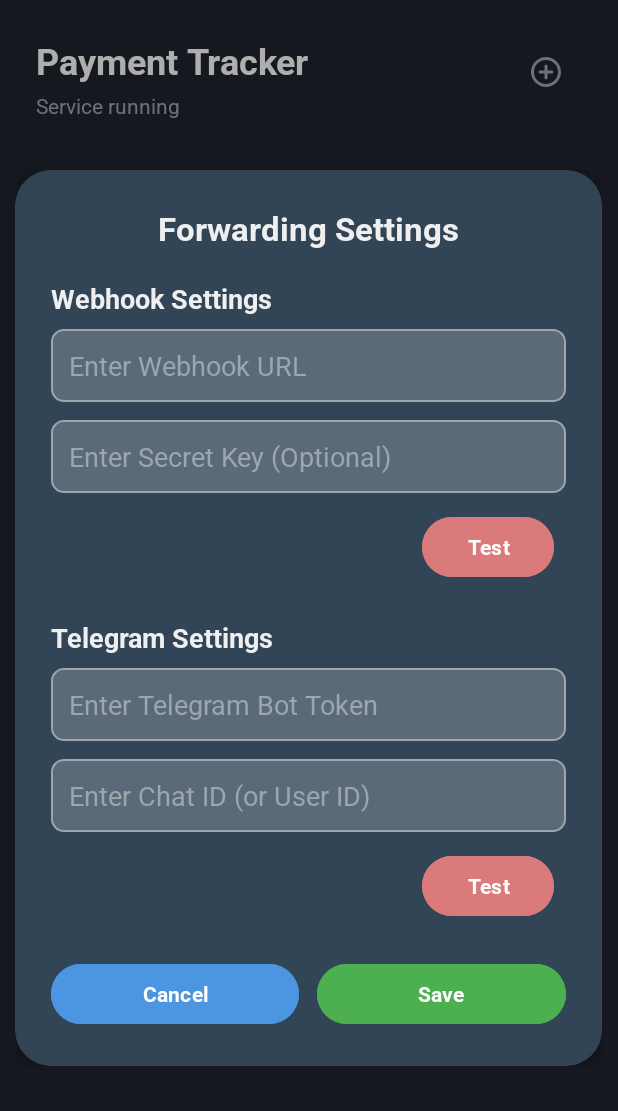
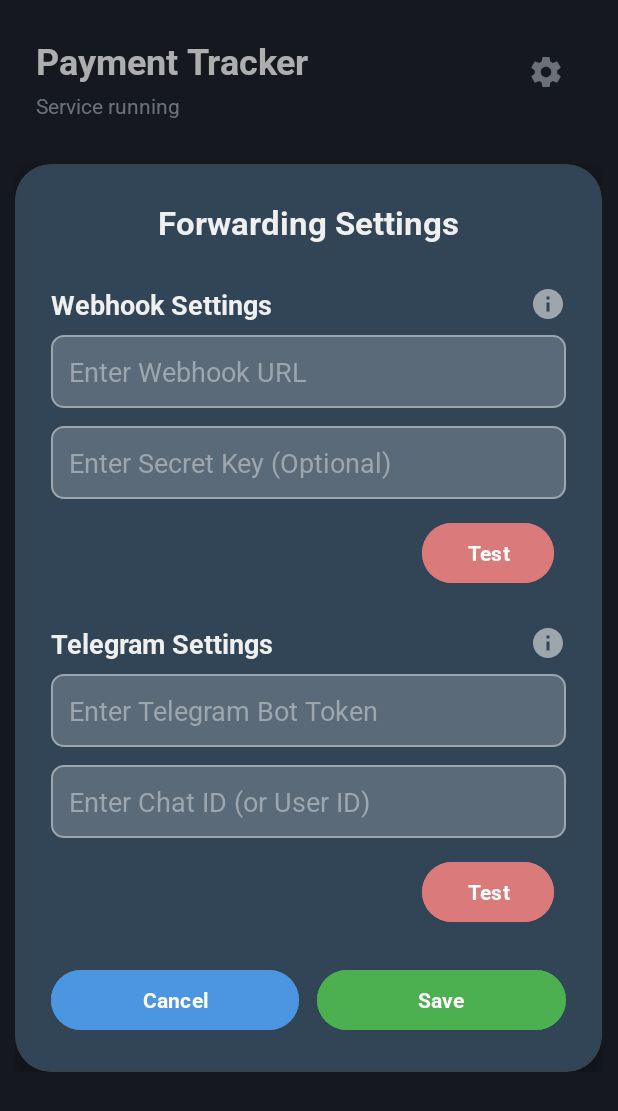
Before and after one commit to Bharathboy/Payment_Tracker, an Android app: the screen it shows after launch (MainActivity), after a tap on "Settings", on a phone screen of 412 x 824 dp. Shown: the top 1111 px of the screen. Run offline under Robolectric (Android 15) with nearby library versions, the phone set to English and light mode, and no system bars.

Commit message:
fully working

```diff
--- a/app/src/main/java/com/example/paymenttracker/MainActivity.java
+++ b/app/src/main/java/com/example/paymenttracker/MainActivity.java
@@ -128,6 +128,24 @@ public class MainActivity extends AppCompatActivity {
         Button dialogTestWebhookButton = dialogView.findViewById(R.id.dialogTestWebhookButton);
         Button dialogTestTelegramButton = dialogView.findViewById(R.id.dialogTestTelegramButton);
         Button dialogCancelButton = dialogView.findViewById(R.id.dialogCancelButton);
+        ImageButton webhookInfoButton = dialogView.findViewById(R.id.webhookInfoButton);
+        ImageButton telegramInfoButton = dialogView.findViewById(R.id.telegramInfoButton);
+
+        webhookInfoButton.setOnClickListener(v -> {
+            new AlertDialog.Builder(MainActivity.this, R.style.AlertDialog_App)
+                    .setTitle("Webhook Settings Info")
+                    .setMessage("A webhook is a way to send real-time data from your app to an external URL. Enter a URL and an optional secret key for security.")
+                    .setPositiveButton("OK", (dialog, which) -> dialog.dismiss())
+                    .show();
+        });
+
+        telegramInfoButton.setOnClickListener(v -> {
+            new AlertDialog.Builder(MainActivity.this, R.style.AlertDialog_App)
+                    .setTitle("Telegram Settings Info")
+                    .setMessage("A Telegram bot token and chat ID are required to forward messages to a Telegram chat or channel. You can get these by creating a bot on Telegram.")
+                    .setPositiveButton("OK", (dialog, which) -> dialog.dismiss())
+                    .show();
+        });
 
         loadSettingsForDialog(dialogWebhookUrlEditText, WEBHOOK_URL);
         loadSettingsForDialog(dialogSecretKeyEditText, SECRET_KEY);
--- a/app/src/main/res/drawable/glass_panel_background.xml
+++ b/app/src/main/res/drawable/glass_panel_background.xml
@@ -1,10 +1,7 @@
 <?xml version="1.0" encoding="utf-8"?>
 <shape xmlns:android="http://schemas.android.com/apk/res/android"
     android:shape="rectangle">
-    <solid android:color="#33FFFFFF" />
-    <stroke
-        android:width="1.5dp"
-        android:color="#80FFFFFF" />
+    <solid android:color="@color/border_primary_light" />
     <corners android:radius="32dp" />
-    <padding android:left="6dp" android:top="6dp" android:right="6dp" android:bottom="6dp" />
+    <stroke android:color="@color/text_secondary" android:width="1dp" />
 </shape>
--- /dev/null
+++ b/app/src/main/res/drawable/ic_info.xml
@@ -0,0 +1,11 @@
+<vector xmlns:android="http://schemas.android.com/apk/res/android"
+    android:width="24dp"
+    android:height="24dp"
+    android:viewportWidth="24.0"
+    android:viewportHeight="24.0"
+    android:tint="#000000">
+
+    <path
+        android:fillColor="@android:color/white"
+        android:pathData="M12,2C6.48,2 2,6.48 2,12s4.48,10 10,10 10,-4.48 10,-10S17.52,2 12,2zM13,17h-2v-6h2v6zM13,9h-2V7h2v2z"/>
+</vector>
--- a/app/src/main/res/drawable/ic_settings.xml
+++ b/app/src/main/res/drawable/ic_settings.xml
@@ -1,5 +1,11 @@
-<vector xmlns:android="http://schemas.android.com/apk/res/android" android:height="24dp" android:tint="#000000" android:viewportHeight="960" android:viewportWidth="960" android:width="24dp">
+<vector xmlns:android="http://schemas.android.com/apk/res/android"
+    android:width="24dp"
+    android:height="24dp"
+    android:viewportWidth="24"
+    android:viewportHeight="24">
 
-    <path android:fillColor="@android:color/white" android:pathData="M440,520L440,640Q440,657 451.5,668.5Q463,680 480,680Q497,680 508.5,668.5Q520,657 520,640L520,520L640,520Q657,520 668.5,508.5Q680,497 680,480Q680,463 668.5,451.5Q657,440 640,440L520,440L520,320Q520,303 508.5,291.5Q497,280 480,280Q463,280 451.5,291.5Q440,303 440,320L440,440L320,440Q303,440 291.5,451.5Q280,463 280,480Q280,497 291.5,508.5Q303,520 320,520L440,520ZM480,880Q397,880 324,848.5Q251,817 197,763Q143,709 111.5,636Q80,563 80,480Q80,397 111.5,324Q143,251 197,197Q251,143 324,111.5Q397,80 480,80Q563,80 636,111.5Q709,143 763,197Q817,251 848.5,324Q880,397 880,480Q880,563 848.5,636Q817,709 763,763Q709,817 636,848.5Q563,880 480,880ZM480,800Q614,800 707,707Q800,614 800,480Q800,346 707,253Q614,160 480,160Q346,160 253,253Q160,346 160,480Q160,614 253,707Q346,800 480,800ZM480,480Q480,480 480,480Q480,480 480,480Q480,480 480,480Q480,480 480,480Q480,480 480,480Q480,480 480,480Q480,480 480,480Q480,480 480,480Z"/>
-
+    <!-- Outer gear -->
+    <path
+        android:fillColor="#FF000000"
+        android:pathData="M19.43,12.98c0.04,-0.32 0.07,-0.64 0.07,-0.98s-0.03,-0.66 -0.07,-0.98l2.11,-1.65c0.19,-0.15 0.24,-0.42 0.12,-0.64l-2,-3.46c-0.12,-0.22 -0.39,-0.3 -0.61,-0.22l-2.49,1c-0.52,-0.4 -1.08,-0.73 -1.7,-0.98l-0.38,-2.65C14.44,2.18 14.24,2 14,2h-4c-0.24,0 -0.44,0.18 -0.48,0.42l-0.38,2.65c-0.62,0.25 -1.18,0.59 -1.7,0.98l-2.49,-1c-0.23,-0.09 -0.49,0 -0.61,0.22l-2,3.46c-0.13,0.22 -0.07,0.49 0.12,0.64l2.11,1.65c-0.05,0.32 -0.08,0.65 -0.08,0.99s0.03,0.67 0.08,0.99l-2.11,1.65c-0.19,0.15 -0.24,0.42 -0.12,0.64l2,3.46c0.12,0.22 0.39,0.3 0.61,0.22l2.49,-1c0.52,0.4 1.08,0.73 1.7,0.98l0.38,2.65c0.04,0.24 0.24,0.42 0.48,0.42h4c0.24,0 0.44,-0.18 0.48,-0.42l0.38,-2.65c0.62,-0.25 1.18,-0.59 1.7,-0.98l2.49,1c0.23,0.09 0.49,0 0.61,-0.22l2,-3.46c0.12,-0.22 0.07,-0.49 -0.12,-0.64l-2.11,-1.65zM12,15.5c-1.93,0 -3.5,-1.57 -3.5,-3.5s1.57,-3.5 3.5,-3.5 3.5,1.57 3.5,3.5 -1.57,3.5 -3.5,3.5z"/>
 </vector>
--- a/app/src/main/res/layout/dialog_unified_settings.xml
+++ b/app/src/main/res/layout/dialog_unified_settings.xml
@@ -16,6 +16,7 @@
         android:orientation="vertical"
         android:padding="24dp">
 
+        <!-- Dialog Title -->
         <TextView
             android:layout_width="match_parent"
             android:layout_height="wrap_content"
@@ -26,14 +27,34 @@
             android:textSize="22sp"
             android:textStyle="bold" />
 
-        <TextView
+        <!-- Webhook Title + Info -->
+        <LinearLayout
             android:layout_width="match_parent"
             android:layout_height="wrap_content"
+            android:orientation="horizontal"
+            android:gravity="center_vertical"
+            android:layout_marginTop="8dp">
+
+            <TextView
+                android:layout_width="0dp"
+                android:layout_height="wrap_content"
+                android:layout_weight="1"
                 android:text="@string/dialog_webhook_title"
                 android:textColor="@color/text_primary"
                 android:textSize="18sp"
                 android:textStyle="bold" />
 
+            <ImageButton
+                android:id="@+id/webhookInfoButton"
+                android:layout_width="wrap_content"
+                android:layout_height="wrap_content"
+                android:background="?attr/selectableItemBackgroundBorderless"
+                android:contentDescription="Webhook Info"
+                android:src="@drawable/ic_info"
+                app:tint="@color/text_secondary" />
+        </LinearLayout>
+
+        <!-- Webhook URL -->
         <EditText
             android:id="@+id/dialogWebhookUrlEditText"
             android:layout_width="match_parent"
@@ -47,6 +68,7 @@
             android:textColor="@color/text_primary"
             android:textColorHint="@color/text_secondary" />
 
+        <!-- Secret Key -->
         <EditText
             android:id="@+id/dialogSecretKeyEditText"
             android:layout_width="match_parent"
@@ -60,6 +82,7 @@
             android:textColor="@color/text_primary"
             android:textColorHint="@color/text_secondary" />
 
+        <!-- Test Webhook Button -->
         <LinearLayout
             android:layout_width="match_parent"
             android:layout_height="wrap_content"
@@ -76,19 +99,37 @@
                 android:text="@string/test_webhook_button"
                 android:textColor="@color/white"
                 android:textStyle="bold"
-                app:cornerRadius="28dp"/>
-
+                app:cornerRadius="28dp" />
         </LinearLayout>
 
-        <TextView
+        <!-- Telegram Title + Info -->
+        <LinearLayout
             android:layout_width="match_parent"
             android:layout_height="wrap_content"
-            android:layout_marginTop="24dp"
+            android:orientation="horizontal"
+            android:gravity="center_vertical"
+            android:layout_marginTop="24dp">
+
+            <TextView
+                android:layout_width="0dp"
+                android:layout_height="wrap_content"
+                android:layout_weight="1"
                 android:text="@string/telegram_settings_title"
                 android:textColor="@color/text_primary"
                 android:textSize="18sp"
                 android:textStyle="bold" />
 
+            <ImageButton
+                android:id="@+id/telegramInfoButton"
+                android:layout_width="wrap_content"
+                android:layout_height="wrap_content"
+                android:background="?attr/selectableItemBackgroundBorderless"
+                android:contentDescription="Telegram Info"
+                android:src="@drawable/ic_info"
+                app:tint="@color/text_secondary" />
+        </LinearLayout>
+
+        <!-- Telegram Bot Token -->
         <EditText
             android:id="@+id/dialogTelegramBotTokenEditText"
             android:layout_width="match_parent"
@@ -101,6 +142,7 @@
             android:textColor="@color/text_primary"
             android:textColorHint="@color/text_secondary" />
 
+        <!-- Telegram Chat ID -->
         <EditText
             android:id="@+id/dialogTelegramChatIdEditText"
             android:layout_width="match_parent"
@@ -113,6 +155,7 @@
             android:textColor="@color/text_primary"
             android:textColorHint="@color/text_secondary" />
 
+        <!-- Test Telegram Button -->
         <LinearLayout
             android:layout_width="match_parent"
             android:layout_height="wrap_content"
@@ -129,9 +172,10 @@
                 android:text="@string/test_button_text"
                 android:textColor="@color/white"
                 android:textStyle="bold"
-                app:cornerRadius="28dp"/>
+                app:cornerRadius="28dp" />
         </LinearLayout>
 
+        <!-- Cancel & Save Buttons -->
         <LinearLayout
             android:layout_width="match_parent"
             android:layout_height="wrap_content"
--- a/app/src/main/res/values-night/themes.xml
+++ b/app/src/main/res/values-night/themes.xml
@@ -14,4 +14,15 @@
         <item name="colorOutline">@color/border_primary_light</item>
         <item name="android:windowLayoutInDisplayCutoutMode">shortEdges</item>
     </style>
+
+    <style name="AlertDialog.App" parent="Theme.AppCompat.Light.Dialog.Alert">
+        <item name="android:windowBackground">@drawable/glass_panel_background</item>
+        <item name="android:textColorPrimary">@color/text_primary</item>
+        <item name="colorAccent">@color/button_normal</item>
+        <item name="buttonBarPositiveButtonStyle">@style/DialogButton.App</item>
+    </style>
+
+    <style name="DialogButton.App" parent="Widget.AppCompat.Button.Borderless.Colored">
+        <item name="android:textColor">@color/button_normal</item>
+    </style>
 </resources>
--- a/app/src/main/res/values/themes.xml
+++ b/app/src/main/res/values/themes.xml
@@ -14,4 +14,15 @@
         <item name="colorOutline">@color/border_primary_light</item>
         <item name="android:windowLayoutInDisplayCutoutMode">shortEdges</item>
     </style>
+
+    <style name="AlertDialog.App" parent="Theme.AppCompat.Light.Dialog.Alert">
+        <item name="android:windowBackground">@drawable/glass_panel_background</item>
+        <item name="android:textColorPrimary">@color/text_primary</item>
+        <item name="colorAccent">@color/button_normal</item>
+        <item name="buttonBarPositiveButtonStyle">@style/DialogButton.App</item>
+    </style>
+
+    <style name="DialogButton.App" parent="Widget.AppCompat.Button.Borderless.Colored">
+        <item name="android:textColor">@color/button_normal</item>
+    </style>
 </resources>
```
Lines whose indentation alone changed are shown as unchanged.
